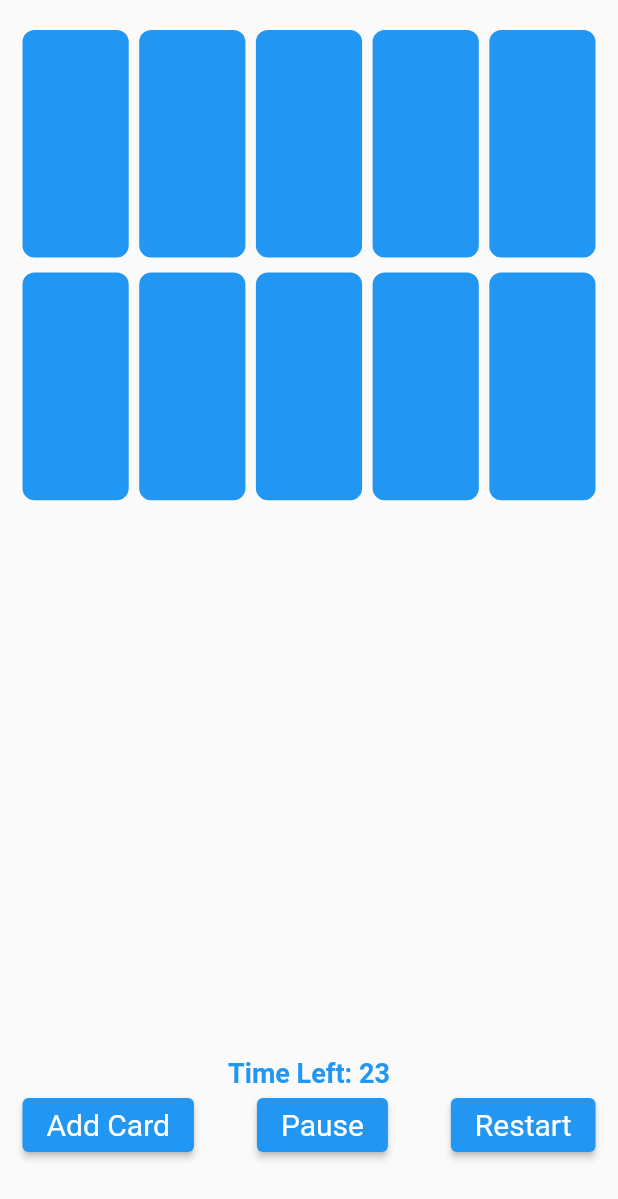
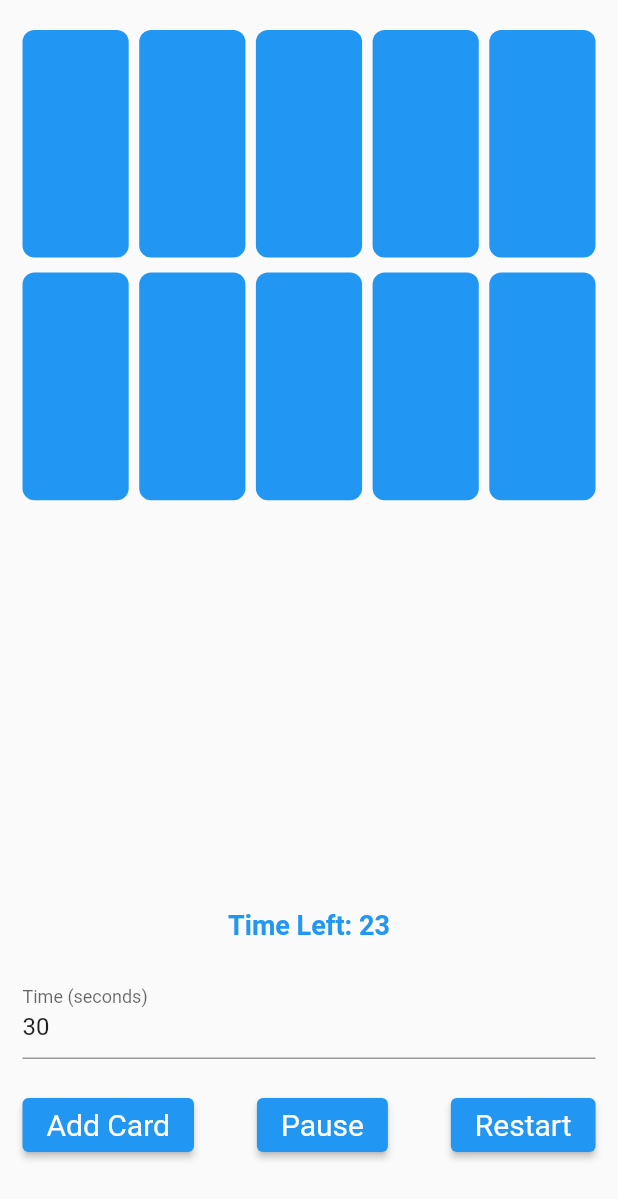
Before and after one commit to Konjuhi/memorie-game, a Flutter app: the screen it shows after launch, on a phone screen of 412 x 824 dp. Shown: the top 1199 px of the screen. Run offline on Flutter 3.47's test engine with Material 2 defaults, Android fonts, the phone set to English and light mode, and no system bars; statements that could not run were skipped.

Commit message:
Added the option to add more time

```diff
--- a/lib/screens/memory_game_screen.dart
+++ b/lib/screens/memory_game_screen.dart
@@ -55,7 +55,8 @@ class _MemoryGameScreenState extends State<MemoryGameScreen> {
                         onPressed: () {
                           viewModel.restartGame();
                           setState(() {
-                            _timeLeft = 30;
+                            _timeLeft =
+                                int.parse("30"); // Set to the initial value
                           });
                           startTimer(context);
                           Navigator.of(context).pop();
@@ -111,6 +112,22 @@ class _MemoryGameScreenState extends State<MemoryGameScreen> {
                       fontWeight: FontWeight.bold,
                       color: Colors.blue),
                 ),
+                const SizedBox(height: 20),
+                TextFormField(
+                  initialValue: _timeLeft.toString(),
+                  keyboardType: TextInputType.number,
+                  decoration: const InputDecoration(
+                    labelText: 'Time (seconds)',
+                  ),
+                  onChanged: (value) {
+                    if (value.isNotEmpty) {
+                      setState(() {
+                        _timeLeft = int.parse(value);
+                      });
+                    }
+                  },
+                ),
+                const SizedBox(height: 20),
                 Padding(
                   padding: const EdgeInsets.only(bottom: 50),
                   child: Row(
@@ -140,9 +157,11 @@ class _MemoryGameScreenState extends State<MemoryGameScreen> {
                               // Pause the timer
                               _timer.cancel();
                             }
-                            setState(() {
-                              _isPaused = !_isPaused;
-                            });
+                            setState(
+                              () {
+                                _isPaused = !_isPaused;
+                              },
+                            );
                           },
                           child: FittedBox(
                             child: Text(
```
